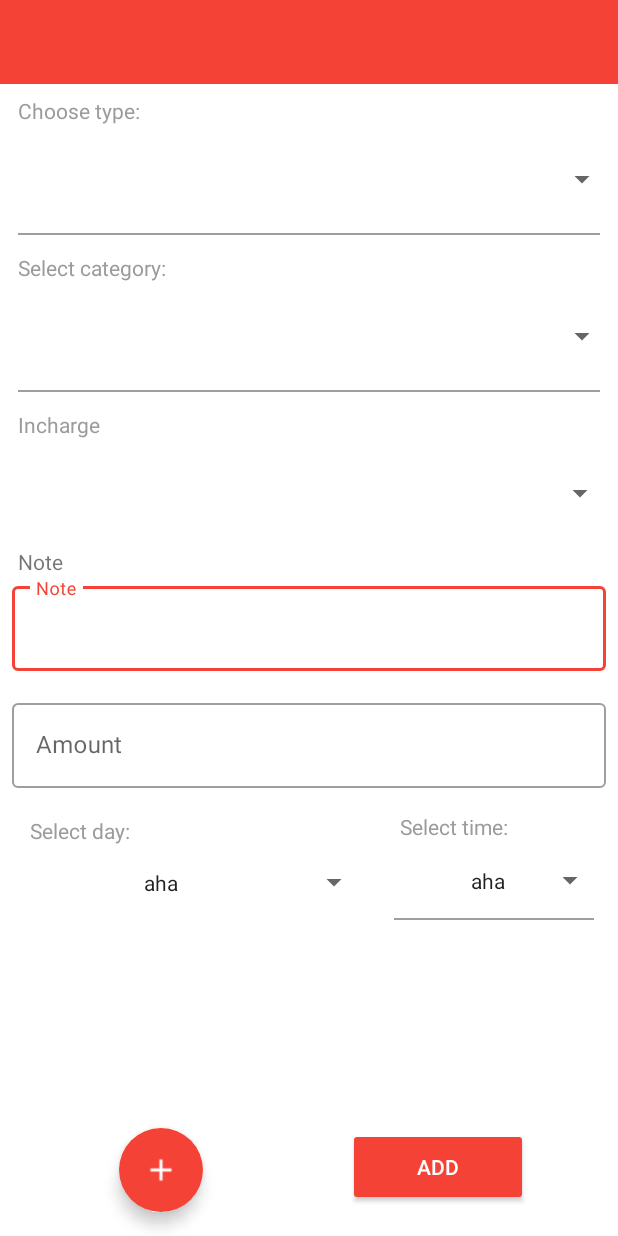
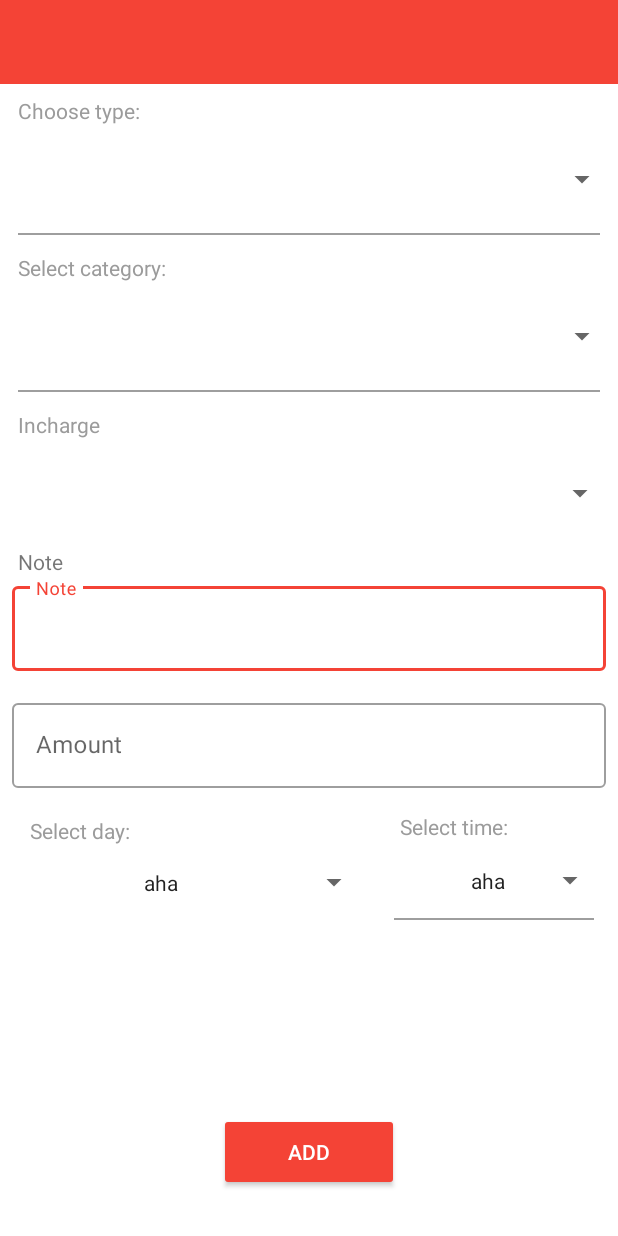
Before and after one commit to QueenieeQ/My_Money_app, an Android app: the layout activity_add_wallet_entry.xml on its own in the app's theme, with its tools: preview values and no code run, on a phone screen of 412 x 824 dp. Run offline under Robolectric (Android 15) with nearby library versions, the phone set to English and light mode, and no system bars.

Commit message:
Upload screenshot

```diff
--- a/app/src/main/java/com/queenieeq/mymoney/util/CurrencyHelper.java
+++ b/app/src/main/java/com/queenieeq/mymoney/util/CurrencyHelper.java
@@ -4,6 +4,10 @@ import android.text.Editable;
 import android.text.TextWatcher;
 import android.widget.EditText;
 import android.widget.TextView;
+import java.text.NumberFormat;
+import java.math.RoundingMode;
+import java.util.Locale;
+import java.text.DecimalFormat;
 
 import com.queenieeq.mymoney.firebase.models.Currency;
 import com.queenieeq.mymoney.firebase.models.User;
@@ -11,13 +15,21 @@ import com.queenieeq.mymoney.firebase.models.User;
 public class CurrencyHelper {
     public static String formatCurrency(Currency currency, long money) {
         long absMoney = Math.abs(money);
-        return (currency.left ? (currency.symbol + (currency.space ? " " : "")): "") +
+        return
+//                NumberFormat format = NumberFormat.getInstance(Locale.FRENCH);
+
+                (currency.left ? (currency.symbol + (currency.space ? " " : "")): "") +
                 (money < 0 ? "-" : "") +
+//                        (money > 100 && absMoney < 1000 ? ".": "")+
+
                 (absMoney / 100) + "," +
                 (absMoney % 100 < 10 ? "0" : "") +
                 (absMoney % 100)  +
                 (currency.left ? "" : ((currency.space ? " " : "") + currency.symbol));
+
+
     }
+
 //    public static void printCurrency(double currencyAmount, String outputCurrency) {
 //        Locale locale;
 //
--- a/app/src/main/res/layout/activity_add_wallet_entry.xml
+++ b/app/src/main/res/layout/activity_add_wallet_entry.xml
@@ -314,14 +314,16 @@
                 android:layout_height="52dp"
                 android:layout_centerHorizontal="true"
                 android:layout_gravity="center_horizontal"
-                android:layout_marginEnd="60dp"
-                android:layout_marginBottom="20dp"
+                android:layout_marginStart="145dp"
+                android:layout_marginEnd="145dp"
+                android:layout_marginBottom="30dp"
                 android:backgroundTint="@color/colorPrimary"
                 android:paddingLeft="8dp"
                 android:paddingRight="8dp"
                 android:text="Add"
                 app:layout_constraintBottom_toBottomOf="parent"
-                app:layout_constraintEnd_toEndOf="parent" />
+                app:layout_constraintEnd_toEndOf="parent"
+                app:layout_constraintStart_toStartOf="parent" />
 
             <com.google.android.material.floatingactionbutton.FloatingActionButton
                 android:id="@+id/reminder"
@@ -333,6 +335,7 @@
                 android:clickable="true"
                 android:src="@drawable/baseline_add_white_18dp"
                 android:transitionName="transition_reveal"
+                android:visibility="gone"
                 app:backgroundTint="@color/colorPrimary"
                 app:borderWidth="0dp"
                 app:elevation="6dp"
```
Also changed, not shown: 23 other files.
